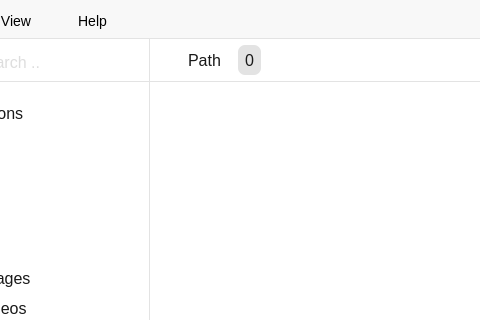
Above: src/gui/mainwindow.ui from Gitnoter/vemoria2 before the change; both pictures show x 100 to 580 and y 0 to 320 of the 1189 by 722 pixel window. Below: the same form after it.
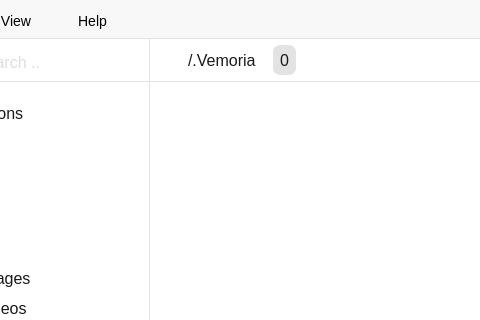
That is the form after the change. Icons and pictures are not drawn.

Commit message: .xml files now hidden & made some fixes

```diff
--- a/src/gui/mainwindow.ui
+++ b/src/gui/mainwindow.ui
@@ -1352,7 +1352,7 @@
 padding-right:13px;</string>
                    </property>
                    <property name="text">
-                    <string>Path</string>
+                    <string>/.Vemoria</string>
                    </property>
                   </widget>
                  </item>
```
The commit also changes 1 other file.
